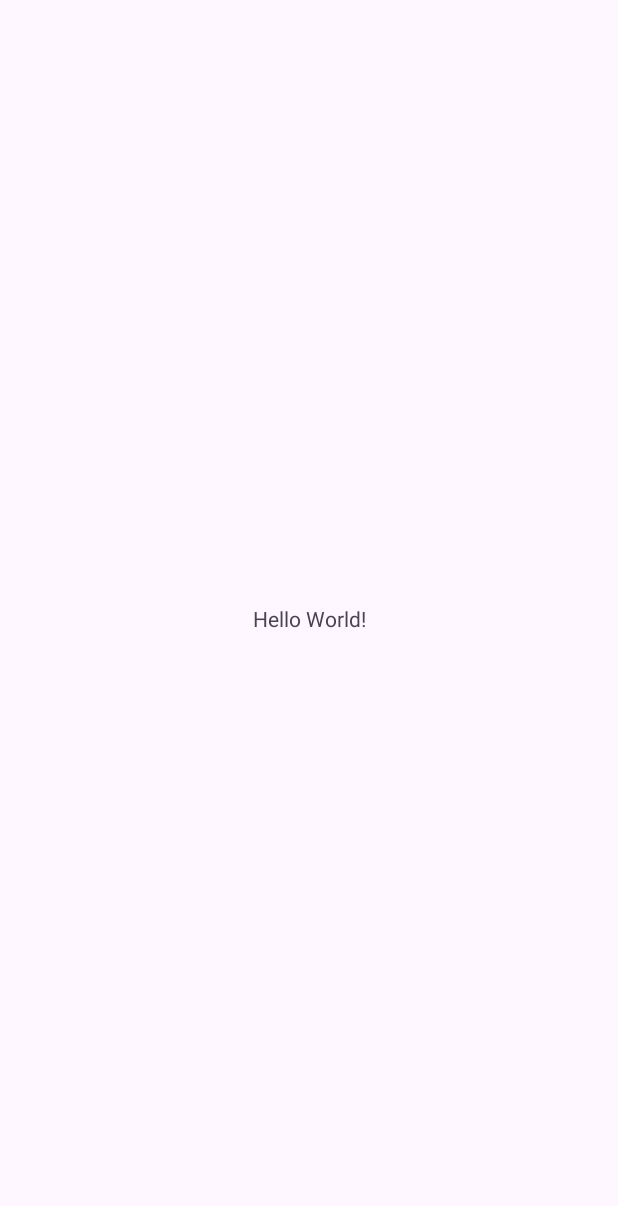
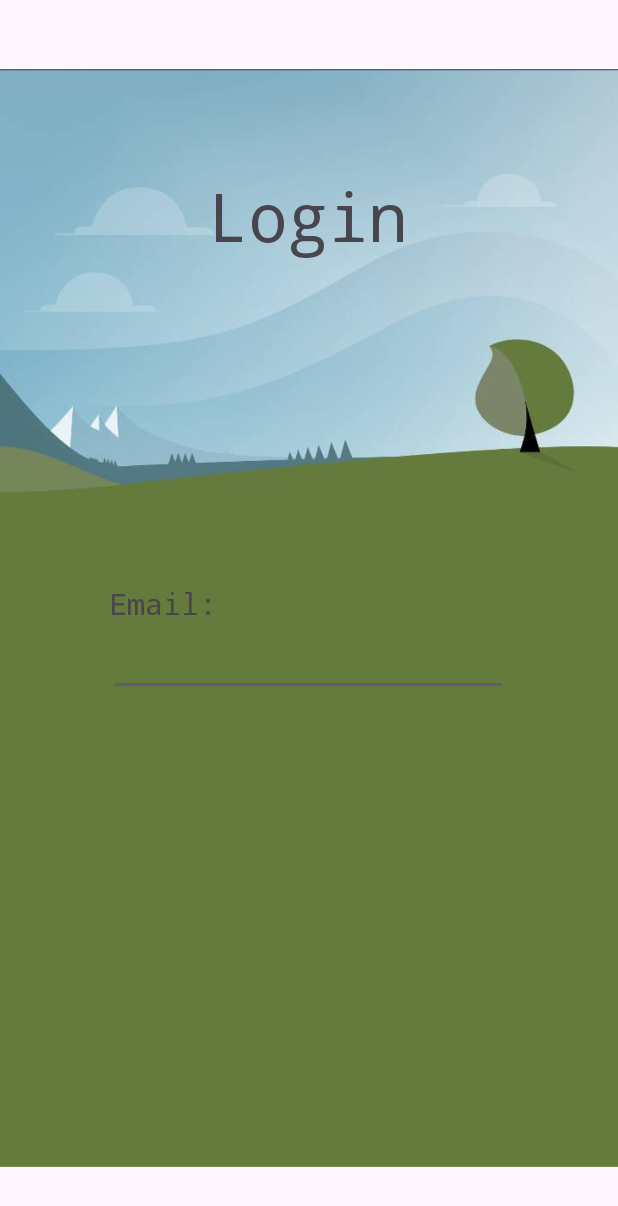
Before and after one commit to ilaishabtai/YudB2023, an Android app: the screen it shows after launch (MainActivity), on a phone screen of 412 x 824 dp. Before the commit the part shown is almost empty. Shown: the top 1206 px of the screen. Run offline under Robolectric (Android 15) with nearby library versions, the phone set to English and light mode, and no system bars.

Commit message:
lognin - base

```diff
--- a/app/src/main/res/layout/activity_main.xml
+++ b/app/src/main/res/layout/activity_main.xml
@@ -6,13 +6,55 @@
     android:layout_height="match_parent"
     tools:context=".MainActivity">
 
-    <TextView
+    <ImageView
+        android:id="@+id/imageView"
         android:layout_width="wrap_content"
         android:layout_height="wrap_content"
-        android:text="Hello World!"
         app:layout_constraintBottom_toBottomOf="parent"
         app:layout_constraintEnd_toEndOf="parent"
         app:layout_constraintStart_toStartOf="parent"
-        app:layout_constraintTop_toTopOf="parent" />
+        app:layout_constraintTop_toTopOf="parent"
+        app:srcCompat="@drawable/login_wallpaper" />
+
+    <TextView
+        android:id="@+id/login_title"
+        android:layout_width="wrap_content"
+        android:layout_height="wrap_content"
+        android:fontFamily="monospace"
+        android:text="Login"
+        android:textSize="20pt"
+        app:layout_constraintBottom_toBottomOf="@+id/imageView"
+        app:layout_constraintEnd_toEndOf="parent"
+        app:layout_constraintHorizontal_bias="0.498"
+        app:layout_constraintStart_toStartOf="parent"
+        app:layout_constraintTop_toTopOf="parent"
+        app:layout_constraintVertical_bias="0.149" />
+
+    <EditText
+        android:id="@+id/TextEmailAddress"
+        android:layout_width="266dp"
+        android:layout_height="44dp"
+        android:layout_marginTop="4dp"
+        android:ems="10"
+        android:inputType="textEmailAddress"
+        android:textColor="#000000"
+        app:layout_constraintEnd_toEndOf="parent"
+        app:layout_constraintHorizontal_bias="0.496"
+        app:layout_constraintStart_toStartOf="parent"
+        app:layout_constraintTop_toBottomOf="@+id/login_title" />
+
+    <TextView
+        android:id="@+id/login_title"
+        android:layout_width="wrap_content"
+        android:layout_height="wrap_content"
+        android:fontFamily="monospace"
+        android:text="Email:"
+        android:textSize="20sp"
+        app:layout_constraintBottom_toBottomOf="parent"
+        app:layout_constraintEnd_toEndOf="parent"
+        app:layout_constraintHorizontal_bias="0.213"
+        app:layout_constraintStart_toStartOf="parent"
+        app:layout_constraintTop_toBottomOf="@+id/login_title"
+        app:layout_constraintVertical_bias="0.488" />
 
 </androidx.constraintlayout.widget.ConstraintLayout>
```
Also changed, not shown: app/src/main/res/drawable/login_wallpaper.jpg (added).
